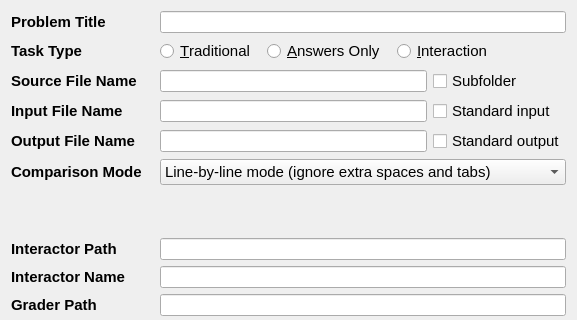
Qt form forms_unix/taskeditwidget.ui (Project-LemonLime/Project_LemonLime) before a commit; both pictures show x 0 to 577 and y 0 to 320 of the 577 by 553 pixel window.
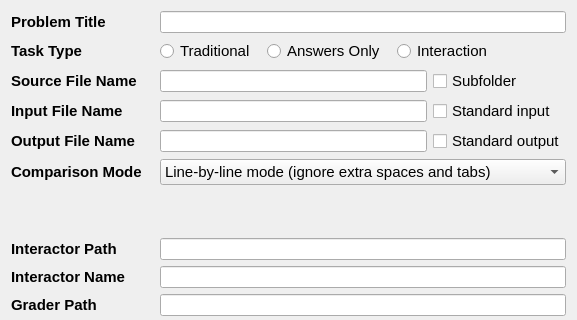
The same form after that commit. Custom widgets are drawn as their Qt base class.

```diff
--- a/forms_unix/taskeditwidget.ui
+++ b/forms_unix/taskeditwidget.ui
@@ -90,7 +90,7 @@
         <string notr="true">font-size: 11pt;</string>
        </property>
        <property name="text">
-        <string>&amp;Traditional</string>
+        <string>Traditional</string>
        </property>
       </widget>
      </item>
@@ -100,7 +100,7 @@
         <string notr="true">font-size: 11pt;</string>
        </property>
        <property name="text">
-        <string>&amp;Answers Only</string>
+        <string>Answers Only</string>
        </property>
       </widget>
      </item>
@@ -112,7 +112,7 @@
         </font>
        </property>
        <property name="text">
-        <string>&amp;Interaction</string>
+        <string>Interaction</string>
        </property>
       </widget>
      </item>
```
